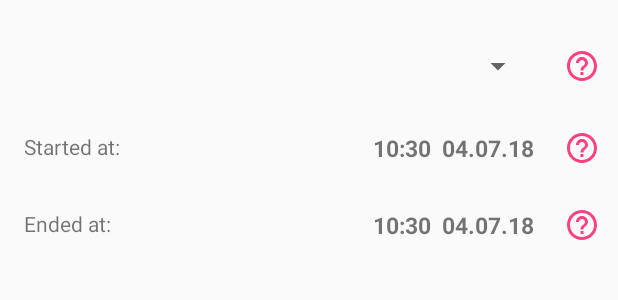
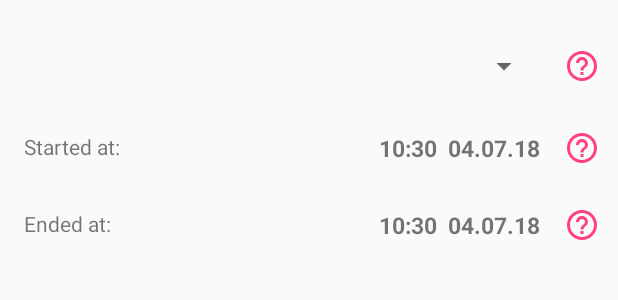
Before and after one commit to pksokolowski/Monitor, an Android app: the layout easy_ui_logs_editor.xml on its own in the app's theme, with its tools: preview values and no code run, on a phone screen of 412 x 824 dp. Shown: the top 300 px of the screen. Run offline under Robolectric (Android 15) with nearby library versions, the phone set to English and light mode, and no system bars.

Commit message:
improve logs and categories editors' layouts
Small changes to margins, providing a little bit more space for the
user's input while making the UI more aesthetically pleasing.

```diff
--- a/app/src/main/res/layout/easy_ui_logs_editor.xml
+++ b/app/src/main/res/layout/easy_ui_logs_editor.xml
@@ -11,7 +11,7 @@
         android:layout_width="0dp"
         android:layout_height="wrap_content"
         android:layout_gravity="start"
-        android:layout_marginEnd="16dp"
+        android:layout_marginEnd="12dp"
         android:layout_marginStart="8dp"
         android:layout_marginTop="32dp"
         android:padding="0dp"
@@ -23,7 +23,7 @@
         android:id="@+id/start_time_picker"
         android:layout_width="0dp"
         android:layout_height="wrap_content"
-        android:layout_marginEnd="16dp"
+        android:layout_marginEnd="12dp"
         app:layout_constraintEnd_toStartOf="@+id/help_start_time"
         app:layout_constraintTop_toTopOf="@+id/textView6" />
 
@@ -31,7 +31,7 @@
         android:id="@+id/end_time_picker"
         android:layout_width="0dp"
         android:layout_height="wrap_content"
-        android:layout_marginEnd="16dp"
+        android:layout_marginEnd="12dp"
         app:layout_constraintEnd_toStartOf="@+id/help_end_time"
         app:layout_constraintTop_toTopOf="@+id/textView7" />
 
```
Also changed, not shown: app/src/main/res/layout/easy_ui_cats_editor.xml (+9 -9 lines).
